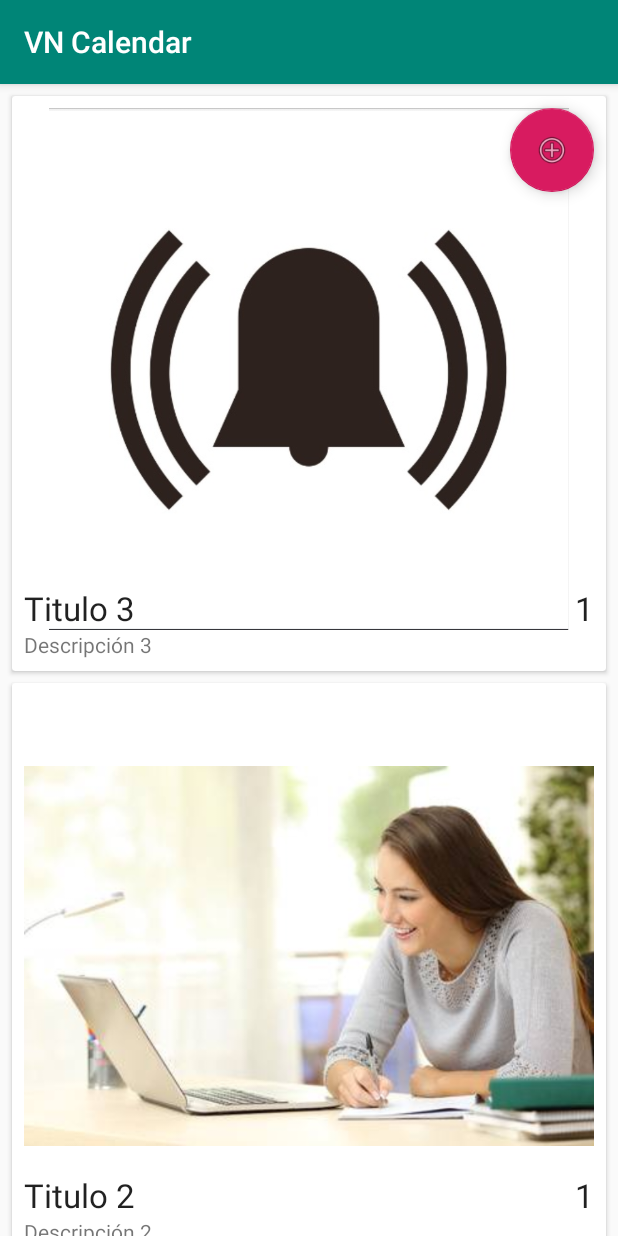
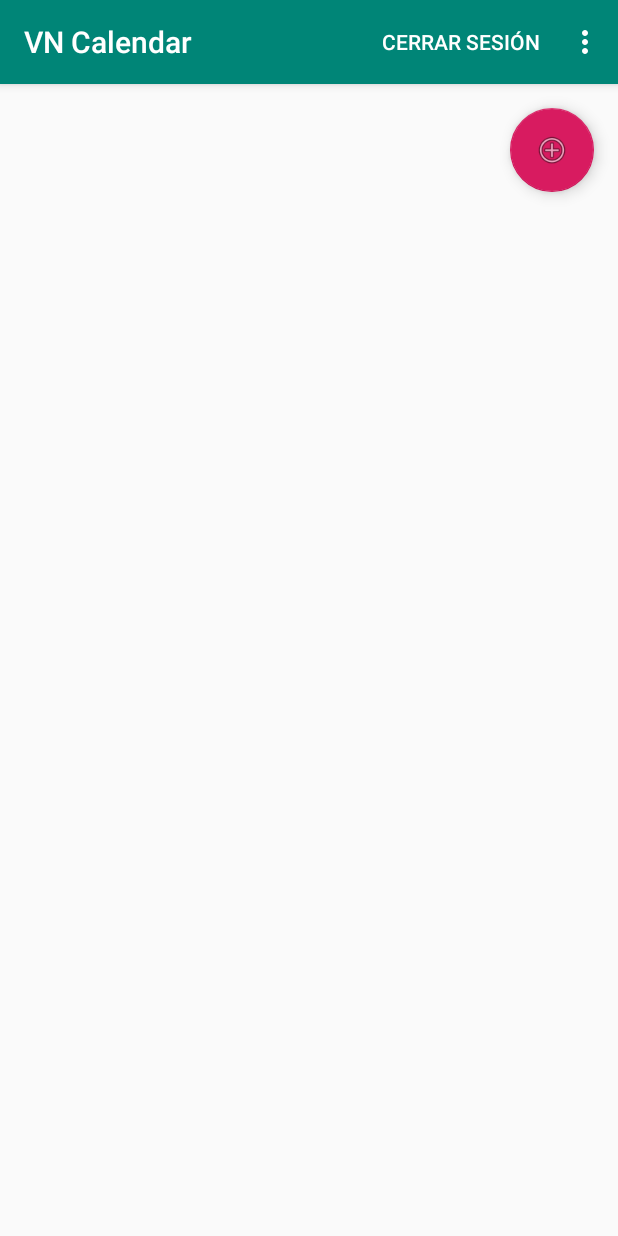
Before and after one commit to Nandoedwin007/VNCalendar, an Android app: the MisActividades screen opened directly, with no data from a screen before it, on a phone screen of 412 x 824 dp. Run offline under Robolectric (Android 15) with nearby library versions, the phone set to English and light mode, and no system bars; our stand-ins replace Firebase (no records; nobody signed in at launch, a user with empty details on screens opened directly), Room's generated code.

Commit message:
Merge branch 'master' of https://github.com/Nandoedwin007/VNCalendar
# Conflicts:
#	app/src/main/java/com/example/vncalendar/IniciarSesion.kt

Ya unido con lo de Cou y Block, ya muestra solo las actividades que están relacionadas al usuario donde se crearon

```diff
--- a/app/src/main/AndroidManifest.xml
+++ b/app/src/main/AndroidManifest.xml
@@ -16,6 +16,10 @@
         <activity android:name=".AgregarActividad">
         </activity>
         <activity android:name=".MisActividades">
+            <intent-filter>
+                <action android:name="android.intent.action.MAIN"/>
+                <category android:name="android.intent.category.LAUNCHER"/>
+            </intent-filter>
         </activity>
         <activity android:name=".IniciarSesion">
         </activity>
--- a/app/src/main/java/com/example/vncalendar/AgregarActividad.kt
+++ b/app/src/main/java/com/example/vncalendar/AgregarActividad.kt
@@ -12,6 +12,7 @@ import kotlinx.android.synthetic.main.activity_agregar_actividad.*
 import java.util.*
 import android.content.Context
 import android.widget.TextView
+import com.google.firebase.auth.FirebaseAuth
 
 
 class AgregarActividad : AppCompatActivity() {
@@ -30,6 +31,8 @@ class AgregarActividad : AppCompatActivity() {
         const val EXTRA_HORA_ACTIVIDAD= "com.example.vncalendar.EXTRA_HORA_ACTIVIDAD"
         const val EXTRA_MINUTO_ACTIVIDAD= "com.example.vncalendar.EXTRA_MINUTO_ACTIVIDAD"
         const val EXTRA_PRIORITY = "com.example.vncalendar.EXTRA_PRIORITY"
+        const val EXTRA_USERID = "com.example.vncalendar.EXTRA_USERID"
+
     }
 
 
@@ -212,6 +215,7 @@ class AgregarActividad : AppCompatActivity() {
 
             //Extra priority
             putExtra(EXTRA_PRIORITY,number_picker_priority.value)
+            putExtra(EXTRA_USERID,FirebaseAuth.getInstance().uid.toString())
 
             if (intent.getIntExtra(EXTRA_ID,-1) != -1) {
                 putExtra(EXTRA_ID,intent.getIntExtra(EXTRA_ID,-1))
--- a/app/src/main/java/com/example/vncalendar/MisActividades.kt
+++ b/app/src/main/java/com/example/vncalendar/MisActividades.kt
@@ -5,6 +5,7 @@ import android.content.Intent
 import androidx.appcompat.app.AppCompatActivity
 import android.os.Bundle
 import android.view.Menu
+import android.view.MenuItem
 import android.widget.Toast
 import androidx.lifecycle.Observer
 import androidx.lifecycle.ViewModel
@@ -16,6 +17,7 @@ import androidx.recyclerview.widget.RecyclerView
 import com.example.vncalendar.adapters.MiActividadAdapter
 import com.example.vncalendar.data.MiActividad
 import com.example.vncalendar.viewmodels.MiActividadViewModelMain
+import com.google.firebase.auth.FirebaseAuth
 import kotlinx.android.synthetic.main.activity_mis_actividades.*
 
 
@@ -28,6 +30,7 @@ class MisActividades : AppCompatActivity() {
         const val VER_CONTACTO_REQUEST = 3
 
        lateinit var miActividadViewModelMain: MiActividadViewModelMain
+
     }
 
 
@@ -38,6 +41,8 @@ class MisActividades : AppCompatActivity() {
     override fun onCreate(savedInstanceState: Bundle?) {
         super.onCreate(savedInstanceState)
         setContentView(R.layout.activity_mis_actividades)
+
+        verifyUserIsLoggedIn()
 
         button_add_actividad.setOnClickListener{
             startActivityForResult(
@@ -53,11 +58,17 @@ class MisActividades : AppCompatActivity() {
 
         recycler_view_misactividades.adapter = adapter
 
+
+
         miActividadViewModelMain = ViewModelProviders.of(this).get(MiActividadViewModelMain::class.java)
+
+        miActividadViewModelMain.setUid(FirebaseAuth.getInstance().uid.toString())
 
         miActividadViewModelMain.getAllMisActividades().observe(this,Observer<List<MiActividad>> {
             adapter.submitList(it)
         })
+
+
 
         ItemTouchHelper(object :ItemTouchHelper.SimpleCallback(0,ItemTouchHelper.LEFT.or(ItemTouchHelper.RIGHT)){
             override fun onMove(
@@ -96,6 +107,45 @@ class MisActividades : AppCompatActivity() {
         })
 
     }
+
+    private fun verifyUserIsLoggedIn(){
+        val uid = FirebaseAuth.getInstance().uid
+        if (uid == null){
+            val intent = Intent(this,CrearUsuario::class.java)
+            intent.flags = Intent.FLAG_ACTIVITY_CLEAR_TASK.or(Intent.FLAG_ACTIVITY_NEW_TASK)
+            startActivity(intent)
+        }
+    }
+
+    override fun onCreateOptionsMenu(menu: Menu?): Boolean {
+        menuInflater.inflate(R.menu.main,menu)
+        return super.onCreateOptionsMenu(menu)
+    }
+
+    override fun onResume() {
+        super.onResume()
+        miActividadViewModelMain.setUid(FirebaseAuth.getInstance().uid.toString())
+    }
+
+    override fun onOptionsItemSelected(item: MenuItem?): Boolean {
+        when(item?.itemId){
+            R.id.menu_cerrar_sesion -> {
+                FirebaseAuth.getInstance().signOut()
+
+                val intent = Intent(this,IniciarSesion::class.java)
+                intent.flags = Intent.FLAG_ACTIVITY_CLEAR_TASK.or(Intent.FLAG_ACTIVITY_NEW_TASK)
+                startActivity(intent)
+            }
+            R.id.action_settings ->{
+                FirebaseAuth.getInstance().signOut()
+
+                val intent = Intent(this,IniciarSesion::class.java)
+                intent.flags = Intent.FLAG_ACTIVITY_CLEAR_TASK.or(Intent.FLAG_ACTIVITY_NEW_TASK)
+                startActivity(intent)
+            }
+        }
+        return super.onOptionsItemSelected(item)
+    }
 //Código de referencia del laboratorio 7
 //    override fun onCreateOptionsMenu(menu: Menu?): Boolean {
 //        return super.onCreateOptionsMenu(menu)
@@ -129,7 +179,8 @@ class MisActividades : AppCompatActivity() {
                 data.getIntExtra(AgregarActividad.EXTRA_HORA_ACTIVIDAD,1),
                 data.getIntExtra(AgregarActividad.EXTRA_MINUTO_ACTIVIDAD,1),
 
-                data.getIntExtra(AgregarActividad.EXTRA_PRIORITY,1)
+                data.getIntExtra(AgregarActividad.EXTRA_PRIORITY,1),
+                data.getStringExtra(AgregarActividad.EXTRA_USERID)
             )
 
             miActividadViewModelMain.insert(newMiActividad)
@@ -153,7 +204,8 @@ class MisActividades : AppCompatActivity() {
                 data.getIntExtra(AgregarActividad.EXTRA_MINUTO_ACTIVIDAD,1),
 
 
-                data.getIntExtra(AgregarActividad.EXTRA_PRIORITY,1)
+                data.getIntExtra(AgregarActividad.EXTRA_PRIORITY,1),
+                data.getStringExtra(AgregarActividad.EXTRA_USERID)
             )
 
             updateMiActividad.id = data.getIntExtra(AgregarActividad.EXTRA_ID,-1)
--- a/app/src/main/java/com/example/vncalendar/adapters/MiActividadAdapter.kt
+++ b/app/src/main/java/com/example/vncalendar/adapters/MiActividadAdapter.kt
@@ -6,10 +6,12 @@ import android.view.ViewGroup
 import android.widget.AdapterView
 import android.widget.ImageView
 import android.widget.TextView
+import androidx.core.view.isGone
 import androidx.recyclerview.widget.DiffUtil
 import androidx.recyclerview.widget.RecyclerView
 import com.example.vncalendar.R
 import com.example.vncalendar.data.MiActividad
+import com.google.firebase.auth.FirebaseAuth
 import kotlinx.android.synthetic.main.actividad_item.view.*
 import org.w3c.dom.Text
 import java.util.*
@@ -33,7 +35,8 @@ class MiActividadAdapter: androidx.recyclerview.widget.ListAdapter<MiActividad,
                         oldItem.diaActividad == oldItem.diaActividad &&
                         oldItem.horaActividad == oldItem.horaActividad &&
                         oldItem.minutoActividad == oldItem.minutoActividad &&
-                        oldItem.priority == newItem.priority
+                        oldItem.priority == newItem.priority &&
+                        oldItem.userid == newItem.userid
             }
         }
     }
@@ -52,6 +55,7 @@ class MiActividadAdapter: androidx.recyclerview.widget.ListAdapter<MiActividad,
         //Aquí van los holders
         //holder.textViewPriority.text = currentMiActividad.priority.toString()
 
+        if (currentMiActividad.userid == FirebaseAuth.getInstance().uid.toString()){
             holder.textViewTituloActividad.text = currentMiActividad.titulo
             holder.textViewDescripcionActividad.text = currentMiActividad.descipcion
 
@@ -62,6 +66,25 @@ class MiActividadAdapter: androidx.recyclerview.widget.ListAdapter<MiActividad,
             } else {
                 holder.imageViewImagenFondoActividad.setImageResource(R.drawable.actividad_default)
             }
+        }
+        else if (currentMiActividad.userid != FirebaseAuth.getInstance().uid.toString()){
+            holder.itemView.visibility = View.GONE
+            View.GONE
+            holder.itemView.layoutParams = RecyclerView.LayoutParams(0,0)
+            holder.textViewTituloActividad.visibility = View.GONE
+            holder.textViewDescripcionActividad.visibility = View.GONE
+
+            if (currentMiActividad.tipoActividad == 1){
+                holder.imageViewImagenFondoActividad.visibility = View.GONE
+            }else if (currentMiActividad.tipoActividad == 2){
+                holder.imageViewImagenFondoActividad.visibility = View.GONE
+            } else {
+                holder.imageViewImagenFondoActividad.visibility = View.GONE
+            }
+
+        }
+
+
 
     }
 
@@ -79,7 +102,8 @@ class MiActividadAdapter: androidx.recyclerview.widget.ListAdapter<MiActividad,
             }
         }
 
-        var textViewPriority:TextView = itemView.text_view_priority
+
+        //var textViewPriority:TextView = itemView.text_view_priority
         var textViewTituloActividad:TextView = itemView.text_view_titulo_actividad
         var textViewDescripcionActividad:TextView = itemView.text_view_descripcion_actividad
         var imageViewImagenFondoActividad:ImageView = itemView.image_fondo_actividad
--- a/app/src/main/java/com/example/vncalendar/data/MiActividad.kt
+++ b/app/src/main/java/com/example/vncalendar/data/MiActividad.kt
@@ -15,7 +15,8 @@ data class MiActividad(
     var diaActividad: Int,
     var horaActividad :Int,
     var minutoActividad: Int,
-    var priority:Int
+    var priority:Int,
+    var userid:String
 ) {
 
     @PrimaryKey(autoGenerate = true)
--- a/app/src/main/java/com/example/vncalendar/data/MiActividadDatabase.kt
+++ b/app/src/main/java/com/example/vncalendar/data/MiActividadDatabase.kt
@@ -2,33 +2,40 @@ package com.example.vncalendar.data
 
 import android.content.Context
 import android.os.AsyncTask
+import android.util.Log
 import androidx.room.Database
 import androidx.room.Room
 import androidx.room.RoomDatabase
 import androidx.sqlite.db.SupportSQLiteDatabase
+import com.google.firebase.auth.FirebaseAuth
 import java.security.AccessControlContext
 
 
 //Basado en el código del repositorio https://github.com/berkeatac/Notes-App
-@Database(entities = [MiActividad::class], version = 1)
+@Database(entities = [MiActividad::class], version = 2)
 abstract class MiActividadDatabase:RoomDatabase(){
     abstract fun miActividadDao(): MiActividadDao
 
     companion object {
         private var instance: MiActividadDatabase? = null
 
-        fun getInstance(context: Context):MiActividadDatabase?{
+        fun getInstance(context: Context,uid:String):MiActividadDatabase?{
             if (instance == null){
                 synchronized(MiActividadDatabase::class){
                     instance = Room.databaseBuilder(
                         context.applicationContext,
                         MiActividadDatabase::class.java,
-                        "miactividad_database"
+                        uid
                     )
                         .fallbackToDestructiveMigration()
                         .addCallback(roomCalback)
                         .build()
                 }
+                return instance
+            }
+            else if (instance != null){
+                Log.d("Database","Instance not null")
+
             }
             return instance
         }
@@ -47,9 +54,9 @@ abstract class MiActividadDatabase:RoomDatabase(){
         private val miActividadDao = db?.miActividadDao()
 
         override fun doInBackground(vararg params: Unit?) {
-            miActividadDao?.insert(MiActividad("Titulo 1","Descripción 1",1,1,1,1,0,1,1))
-            miActividadDao?.insert(MiActividad("Titulo 2","Descripción 2",2,2,2,2,1,1,2))
-            miActividadDao?.insert(MiActividad("Titulo 3","Descripción 3",3,3,3,3,0,3,3))
+            miActividadDao?.insert(MiActividad("Titulo 1","Descripción 1",1,1,1,1,0,1,1,"1"))
+            miActividadDao?.insert(MiActividad("Titulo 2","Descripción 2",2,2,2,2,1,1,2,"2"))
+            miActividadDao?.insert(MiActividad("Titulo 3","Descripción 3",3,3,3,3,0,3,3,"3"))
         }
     }
 }
--- a/app/src/main/java/com/example/vncalendar/data/MiActividadRepository.kt
+++ b/app/src/main/java/com/example/vncalendar/data/MiActividadRepository.kt
@@ -3,18 +3,25 @@ package com.example.vncalendar.data
 import android.app.Application
 import android.os.AsyncTask
 import androidx.lifecycle.LiveData
+import com.google.firebase.auth.FirebaseAuth
 
 
 //Basado en el código del repositorio https://github.com/berkeatac/Notes-App
-class MiActividadRepository(application: Application){
+class MiActividadRepository(application: Application,uid:String){
     private var miActividadDao:MiActividadDao
     private var allMisActividades:LiveData<List<MiActividad>>
 
-    init {
-        val database:MiActividadDatabase = MiActividadDatabase.getInstance(
-            application.applicationContext)!!
+    init{
+
+        var database:MiActividadDatabase = MiActividadDatabase.getInstance(
+            application.applicationContext,uid)!!
         miActividadDao = database.miActividadDao()
         allMisActividades = miActividadDao.getAllMisActividades()
+
+
+    }
+
+    fun closeDB(){
 
     }
 
--- a/app/src/main/java/com/example/vncalendar/viewmodels/MiActividadViewModelMain.kt
+++ b/app/src/main/java/com/example/vncalendar/viewmodels/MiActividadViewModelMain.kt
@@ -5,12 +5,28 @@ import androidx.lifecycle.AndroidViewModel
 import androidx.lifecycle.LiveData
 import com.example.vncalendar.data.MiActividad
 import com.example.vncalendar.data.MiActividadRepository
+import com.google.firebase.auth.FirebaseAuth
 
 class MiActividadViewModelMain(application: Application) : AndroidViewModel(application){
-    private var repository: MiActividadRepository =
-        MiActividadRepository(application)
+
+    //Nótese que si se cambia algo en la clase MiActividad aquí también se debe considerar el cambio
+    companion object CompanionViewModel {
+
+        //private var uid:String = FirebaseAuth.getInstance().uid.toString()
+
+    }
+
+    var uid1:String = FirebaseAuth.getInstance().uid.toString()
+
+    var repository: MiActividadRepository =
+        MiActividadRepository(application,uid1)
 
     private var allMisActividades : LiveData<List<MiActividad>> = repository.getAllMisActividades()
+
+    fun setUid(uid:String){
+        uid1 = uid
+        repository.closeDB()
+    }
 
     fun insert (miActividad: MiActividad){
         repository.insert(miActividad)
--- a/app/src/main/res/layout/actividad_item.xml
+++ b/app/src/main/res/layout/actividad_item.xml
@@ -26,7 +26,7 @@
                 android:layout_height="wrap_content"
                 android:layout_alignParentEnd="true"
                 android:layout_alignBottom="@id/image_fondo_actividad"
-                android:text="1"
+                android:text=""
                 android:textAppearance="@style/TextAppearance.AppCompat.Large"/>
 
 
--- a/app/src/main/res/layout/activity_crear_usuario.xml
+++ b/app/src/main/res/layout/activity_crear_usuario.xml
@@ -45,7 +45,7 @@
             app:layout_constraintEnd_toEndOf="@+id/registrar_button_registro"
             app:layout_constraintStart_toStartOf="@+id/registrar_button_registro" android:layout_marginTop="38dp"
             app:layout_constraintTop_toBottomOf="@+id/registrar_button_registro" android:textSize="18sp"
-            android:textAllCaps="false" android:textStyle="bold"/>
+            android:textAllCaps="false"/>
 
     <de.hdodenhof.circleimageview.CircleImageView android:layout_width="150dp" android:layout_height="150dp"
                                                   android:id="@+id/fotoperfil_circleimageview_registro"
--- a/app/src/main/res/menu/main.xml
+++ b/app/src/main/res/menu/main.xml
@@ -5,4 +5,7 @@
           android:title="@string/action_settings"
           android:orderInCategory="100"
           app:showAsAction="never"/>
+    <item android:id="@+id/menu_cerrar_sesion"
+          android:title="Cerrar Sesión"
+          app:showAsAction="ifRoom"/>
 </menu>
--- a/app/src/main/res/menu/nav_menu.xml
+++ b/app/src/main/res/menu/nav_menu.xml
@@ -1,4 +1,8 @@
 <?xml version="1.0" encoding="utf-8"?>
-<menu xmlns:android="http://schemas.android.com/apk/res/android">
+<menu xmlns:android="http://schemas.android.com/apk/res/android" xmlns:app="http://schemas.android.com/apk/res-auto">
+
+    <item   android:id="@+id/iniciar_sesion_registro"
+            android:title="Iniciar Sesion"
+            app:showAsAction="ifRoom"/>
 
 </menu>
--- a/app/src/main/res/values/strings.xml
+++ b/app/src/main/res/values/strings.xml
@@ -5,5 +5,5 @@
     <string name="nav_header_title">VN calendar</string>
     <string name="nav_header_subtitle">Estudiante UVG 1</string>
     <string name="nav_header_desc">Navigation header</string>
-    <string name="action_settings">Configurar Perfiles</string>
+    <string name="action_settings">Iniciar Sesion</string>
 </resources>
```
Also changed, not shown: app/src/main/java/com/example/vncalendar/CrearUsuario.kt (+35 -0 lines), app/src/main/java/com/example/vncalendar/IniciarSesion.kt (+46 -4 lines). Lines whose indentation alone changed are shown as unchanged.
